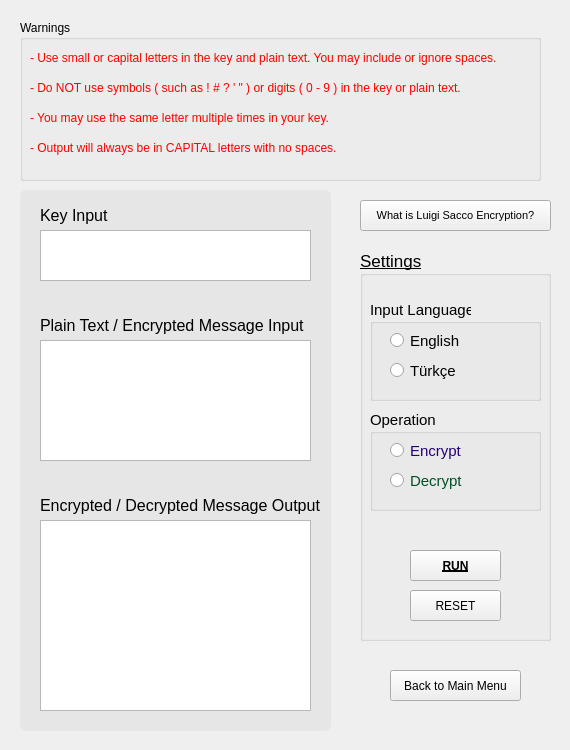
aziznal/luigi-sacco-and-route-encryption, file assets/first-method.ui: the form before one commit.
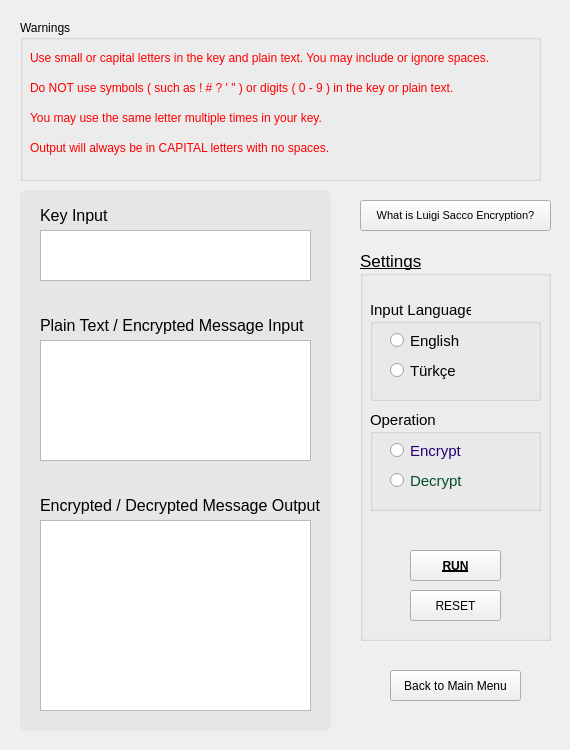
The form after the commit.

Commit message: Updates Warnings in both methods

What changed in the file:
```diff
--- a/assets/first-method.ui
+++ b/assets/first-method.ui
@@ -209,7 +209,7 @@
       </font>
      </property>
      <property name="text">
-      <string>- Use small or capital letters in the key and plain text. You may include or ignore spaces.</string>
+      <string>Use small or capital letters in the key and plain text. You may include or ignore spaces.</string>
      </property>
     </widget>
     <widget class="QLabel" name="secondWarningLabel">
@@ -228,7 +228,7 @@
       </font>
      </property>
      <property name="text">
-      <string>- Do NOT use symbols ( such as ! # ? ' &quot; ) or digits ( 0 - 9 ) in the key or plain text.</string>
+      <string>Do NOT use symbols ( such as ! # ? ' &quot; ) or digits ( 0 - 9 ) in the key or plain text.</string>
      </property>
     </widget>
     <widget class="QLabel" name="secondWarningLabel_2">
@@ -247,7 +247,7 @@
       </font>
      </property>
      <property name="text">
-      <string>- You may use the same letter multiple times in your key.</string>
+      <string>You may use the same letter multiple times in your key.</string>
      </property>
     </widget>
     <widget class="QLabel" name="secondWarningLabel_3">
@@ -266,7 +266,7 @@
       </font>
      </property>
      <property name="text">
-      <string>- Output will always be in CAPITAL letters with no spaces.</string>
+      <string>Output will always be in CAPITAL letters with no spaces.</string>
      </property>
     </widget>
    </widget>
```
The commit also changes 1 other file.
